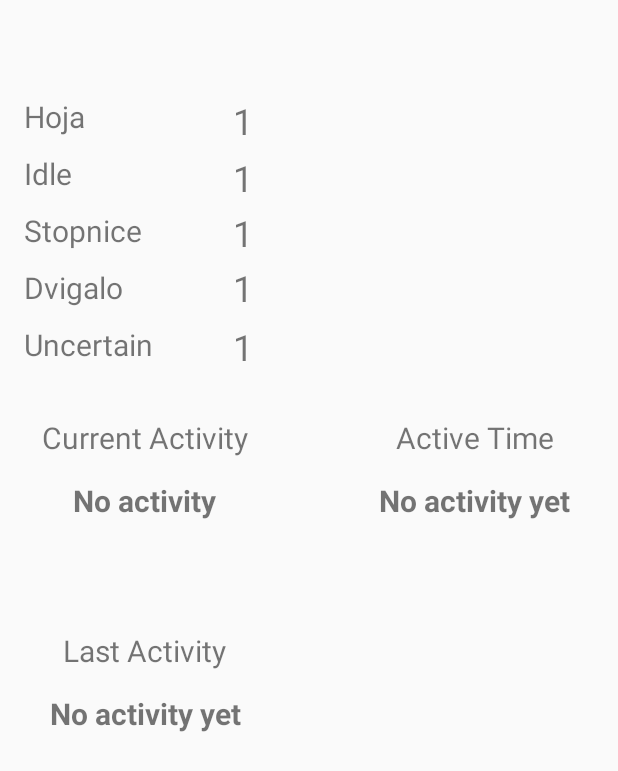
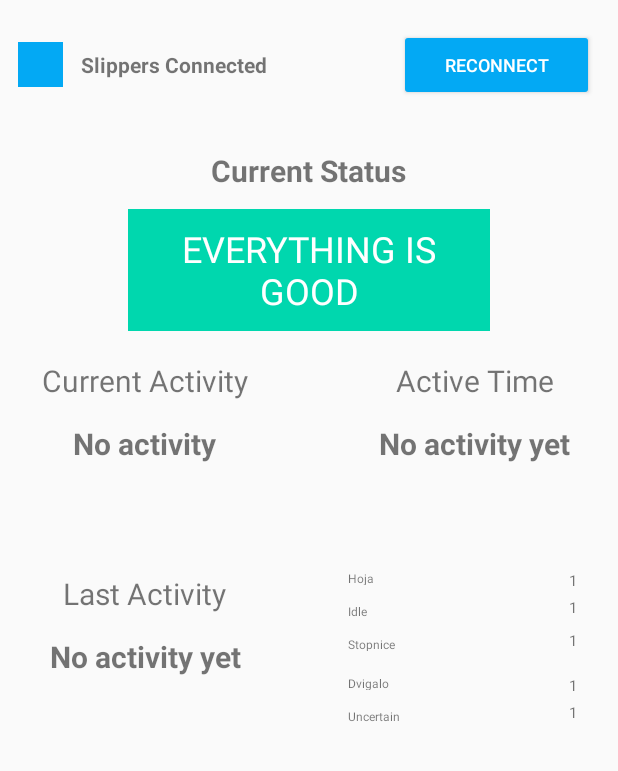
Before and after one commit to spehj/SmartSlippers, an Android app: the layout activity_ble_operations.xml on its own in the app's theme, with its tools: preview values and no code run, on a phone screen of 412 x 824 dp. Shown: the top 771 px of the screen. Run offline under Robolectric (Android 15) with nearby library versions, the phone set to English and light mode, and no system bars.

Commit message:
reconnect option added

```diff
--- a/ble-starter-android/app/src/main/java/com/punchthrough/blestarterappandroid/BleOperationsActivity.kt
+++ b/ble-starter-android/app/src/main/java/com/punchthrough/blestarterappandroid/BleOperationsActivity.kt
@@ -24,11 +24,14 @@ import android.app.NotificationManager
 import android.bluetooth.BluetoothDevice
 import android.bluetooth.BluetoothGattCharacteristic
 import android.content.Context
+import android.content.Intent
+import android.graphics.Color
 import android.os.Bundle
 import android.util.Log
 import android.view.MenuItem
 import android.view.View
 import android.view.inputmethod.InputMethodManager
+import android.widget.Button
 import android.widget.EditText
 import android.widget.TextView
 import androidx.appcompat.app.AppCompatActivity
@@ -37,7 +40,9 @@ import androidx.recyclerview.widget.RecyclerView
 import androidx.recyclerview.widget.SimpleItemAnimator
 import com.punchthrough.blestarterappandroid.ble.ConnectionEventListener
 import com.punchthrough.blestarterappandroid.ble.ConnectionManager
+import com.punchthrough.blestarterappandroid.ble.ConnectionManager.isConnected
 import com.punchthrough.blestarterappandroid.ble.ConnectionManager.readCharacteristic
+import com.punchthrough.blestarterappandroid.ble.ConnectionManager.teardownConnection
 import com.punchthrough.blestarterappandroid.ble.isIndicatable
 import com.punchthrough.blestarterappandroid.ble.isNotifiable
 import com.punchthrough.blestarterappandroid.ble.isReadable
@@ -85,6 +90,10 @@ class BleOperationsActivity : AppCompatActivity() {
     private lateinit var lastCurrActValue: TextView
     private lateinit var tvLastActValue: TextView
     private lateinit var tvActTimeValue: TextView
+    private  lateinit var tvStatusValue: TextView
+    private lateinit var tvConnStatusIndicator : TextView
+    private lateinit var tvConnStatusText: TextView
+    private lateinit var tvButtonReconnect: Button
 
     val hojaActivity = UserActivity("Hoja")
 
@@ -144,7 +153,26 @@ class BleOperationsActivity : AppCompatActivity() {
         tvUncertainValue = findViewById(R.id.tvUncertainValue)
         tvCurrActValue = findViewById(R.id.tvCurrActValue)
         tvLastActValue = findViewById(R.id.tvLastActValue)
-        tvActTimeValue = findViewById((R.id.tvActTimeValue))
+        tvActTimeValue = findViewById(R.id.tvActTimeValue)
+        tvStatusValue = findViewById(R.id.tvStatusValue)
+        tvConnStatusIndicator = findViewById(R.id.tvConnStatusIndicator)
+        tvConnStatusText = findViewById(R.id.tvConnStatusText)
+
+        // Set initial BLE status indicator and text
+        if (device.isConnected()){
+            tvConnStatusIndicator.setBackgroundColor(Color.parseColor("#00D7AE"))
+            tvConnStatusText.text = "Slippers Connected"
+        }
+
+
+        tvButtonReconnect = findViewById(R.id.tvButtonReconnect);
+
+        tvButtonReconnect.setOnClickListener(){
+            teardownConnection(device)
+            val intent = Intent(this, MainActivity::class.java)
+            startActivity(intent)
+        }
+
 
 
         // Initial read of characteristics
@@ -284,7 +312,7 @@ class BleOperationsActivity : AppCompatActivity() {
         var result = if (hours >= 24) {
             ">1 day"
         } else {
-            "${hours}h ${minutesLeft}min ${secondsLeft}s"
+            "${hours}h ${minutesLeft}min ${secondsLeft}s ago"
         }
         return result
     }
@@ -295,6 +323,7 @@ class BleOperationsActivity : AppCompatActivity() {
         if (charName.toString() != "Uncertain") {
             tvLastActValue.text = "Live"
         }
+
     }
 
     // Function that catch new values from Arduino Nano 33 BLE
@@ -319,6 +348,12 @@ class BleOperationsActivity : AppCompatActivity() {
                 this.tvStopniceValue.text = charValue.toString()
                 if (charValue == 1) {
                     updateUiDecks(charName)
+                    // In real app you would use this in case of a fall
+                    tvStatusValue.setBackgroundColor(Color.parseColor("#CB1A5E"))
+                    tvStatusValue.text = "FALL DETECTED"
+                }else{
+                    tvStatusValue.setBackgroundColor(Color.parseColor("#00D7AE"))
+                    tvStatusValue.text = "EVERYTHING IS GOOD"
                 }
             }
             "Dvigalo" -> {
@@ -360,11 +395,21 @@ class BleOperationsActivity : AppCompatActivity() {
         ConnectionEventListener().apply {
             onDisconnect = {
                 runOnUiThread {
+
+                    tvConnStatusIndicator.setBackgroundColor(Color.parseColor("#CB1A5E"))
+                    tvConnStatusText.text = "Slippers Disconnected"
+
+
+                    /*
                     alert {
                         title = "Disconnected"
                         message = "Disconnected from device."
                         positiveButton("OK") { onBackPressed() }
                     }.show()
+
+                     */
+
+
                 }
             }
             onCharacteristicRead = { _, characteristic ->
--- a/ble-starter-android/app/src/main/java/com/punchthrough/blestarterappandroid/ble/ConnectionManager.kt
+++ b/ble-starter-android/app/src/main/java/com/punchthrough/blestarterappandroid/ble/ConnectionManager.kt
@@ -568,5 +568,5 @@ object ConnectionManager {
         }
     }
 
-    private fun BluetoothDevice.isConnected() = deviceGattMap.containsKey(this)
+    fun BluetoothDevice.isConnected() = deviceGattMap.containsKey(this)
 }
--- a/ble-starter-android/app/src/main/res/layout/activity_ble_operations.xml
+++ b/ble-starter-android/app/src/main/res/layout/activity_ble_operations.xml
@@ -67,66 +67,136 @@
         app:layout_constraintTop_toBottomOf="@+id/tvCurrActValue"
         />
 
+    <!-- Right side -->
+
+    <TextView
+        android:id="@+id/tvIdle"
+        android:layout_width="135dp"
+        android:layout_height="10dp"
+        android:layout_marginTop="12dp"
+        android:text="Idle"
+        android:textAlignment="viewStart"
+        android:textSize="8sp"
+        app:layout_constraintStart_toStartOf="@+id/tvHoja"
+        app:layout_constraintTop_toBottomOf="@+id/tvHoja"
+        />
+
+    <TextView
+        android:id="@+id/tvDvigalo"
+        android:layout_width="135dp"
+        android:layout_height="10dp"
+        android:layout_marginTop="16dp"
+        android:text="Dvigalo"
+        android:textAlignment="viewStart"
+        android:textSize="8sp"
+        app:layout_constraintStart_toStartOf="@+id/tvHoja"
+        app:layout_constraintTop_toBottomOf="@+id/tvStopnice"
+        />
+
+    <TextView
+        android:id="@+id/tvDvigaloValue"
+        android:layout_width="5dp"
+        android:layout_height="12dp"
+
+        android:text=""
+        android:textSize="10sp"
+        app:layout_constraintBottom_toBottomOf="@+id/tvDvigalo"
+        app:layout_constraintStart_toStartOf="@+id/tvHojaValue"
+        app:layout_constraintTop_toTopOf="@+id/tvDvigalo"
+        app:layout_constraintVertical_bias="0.0"
+        tools:text="1"
+        />
+
+    <TextView
+        android:id="@+id/tvStopnice"
+        android:layout_width="135dp"
+        android:layout_height="10dp"
+        android:layout_marginTop="12dp"
+        android:text="Stopnice"
+        android:textAlignment="viewStart"
+        android:textSize="8sp"
+        app:layout_constraintStart_toStartOf="@+id/tvHoja"
+        app:layout_constraintTop_toBottomOf="@+id/tvIdle"
+        />
+
+    <TextView
+        android:id="@+id/tvStopniceValue"
+        android:layout_width="wrap_content"
+        android:layout_height="wrap_content"
+        android:text=""
+
+        android:textSize="10sp"
+        app:layout_constraintBottom_toBottomOf="@+id/tvStopnice"
+        app:layout_constraintStart_toStartOf="@+id/tvHojaValue"
+        app:layout_constraintTop_toTopOf="@+id/tvStopnice"
+        app:layout_constraintVertical_bias="1.0"
+        tools:text="1"
+        />
+
+    <TextView
+        android:id="@+id/tvIdleValue"
+        android:layout_width="wrap_content"
+        android:layout_height="wrap_content"
+        android:text=""
+
+        android:textSize="10sp"
+        app:layout_constraintBottom_toBottomOf="@+id/tvIdle"
+        app:layout_constraintStart_toStartOf="@+id/tvHojaValue"
+        app:layout_constraintTop_toTopOf="@+id/tvIdle"
+        app:layout_constraintVertical_bias="1.0"
+        tools:text="1"
+        />
+
     <TextView
         android:id="@+id/tvHoja"
         android:layout_width="135dp"
-        android:layout_height="30dp"
-        android:layout_marginStart="16dp"
-        android:layout_marginTop="64dp"
+        android:layout_height="10dp"
+        android:layout_marginStart="232dp"
+        android:layout_marginTop="380dp"
         android:text="Hoja"
         android:textAlignment="viewStart"
-        android:textSize="20sp"
+        android:textSize="8sp"
         app:layout_constraintStart_toStartOf="parent"
         app:layout_constraintTop_toTopOf="parent"
         tools:text="Hoja"
         />
 
     <TextView
-        android:id="@+id/tvStopnice"
-        android:layout_width="135dp"
-        android:layout_height="30dp"
-        android:layout_marginTop="8dp"
-        android:text="Stopnice"
-        android:textAlignment="viewStart"
-        android:textSize="20sp"
-        app:layout_constraintStart_toStartOf="@+id/tvHoja"
-        app:layout_constraintTop_toBottomOf="@+id/tvIdle"
+        android:id="@+id/tvHojaValue"
+        android:layout_width="wrap_content"
+        android:layout_height="wrap_content"
+        android:layout_marginStart="12dp"
+        android:text=""
+        android:textSize="10sp"
+        app:layout_constraintBottom_toBottomOf="@+id/tvHoja"
+        app:layout_constraintStart_toEndOf="@+id/tvHoja"
+        app:layout_constraintTop_toTopOf="@+id/tvHoja"
+        app:layout_constraintVertical_bias="0.0"
+        tools:text="1"
         />
 
     <TextView
-        android:id="@+id/tvDvigalo"
-        android:layout_width="135dp"
-        android:layout_height="30dp"
-        android:layout_marginTop="8dp"
-        android:text="Dvigalo"
-        android:textAlignment="viewStart"
-        android:textSize="20sp"
-        app:layout_constraintStart_toStartOf="@+id/tvHoja"
-        app:layout_constraintTop_toBottomOf="@+id/tvStopnice"
+        android:id="@+id/tvUncertainValue"
+        android:layout_width="wrap_content"
+        android:layout_height="wrap_content"
+        android:text=""
+
+        android:textSize="10sp"
+        app:layout_constraintBottom_toBottomOf="@+id/tvUncertain"
+        app:layout_constraintStart_toStartOf="@+id/tvHojaValue"
+        app:layout_constraintTop_toTopOf="@+id/tvUncertain"
+        app:layout_constraintVertical_bias="1.0"
+        tools:text="1"
         />
-
-    <TextView
-        android:id="@+id/tvIdle"
-        android:layout_width="135dp"
-        android:layout_height="30dp"
-        android:layout_marginTop="8dp"
-        android:text="Idle"
-        android:textAlignment="viewStart"
-        android:textSize="20sp"
-        app:layout_constraintStart_toStartOf="@+id/tvHoja"
-        app:layout_constraintTop_toBottomOf="@+id/tvHoja"
-        />
-
-    <!-- Right side -->
 
     <TextView
         android:id="@+id/tvUncertain"
         android:layout_width="135dp"
-        android:layout_height="30dp"
-        android:layout_marginTop="8dp"
+        android:layout_height="10dp"
+        android:layout_marginTop="12dp"
         android:text="Uncertain"
         android:textAlignment="viewStart"
-        android:textSize="20sp"
+        android:textSize="8sp"
         app:layout_constraintStart_toStartOf="@+id/tvHoja"
         app:layout_constraintTop_toBottomOf="@+id/tvDvigalo"
         />
@@ -135,79 +205,13 @@
         android:id="@+id/tvCurrActText"
         android:layout_width="160dp"
         android:layout_height="34dp"
-        android:layout_marginTop="32dp"
+        android:layout_marginStart="16dp"
+        android:layout_marginTop="240dp"
         android:text="Current Activity"
         android:textAlignment="center"
         android:textSize="20sp"
-        app:layout_constraintStart_toStartOf="@+id/tvHoja"
-        app:layout_constraintTop_toBottomOf="@+id/tvUncertain"
-        />
-
-    <TextView
-        android:id="@+id/tvHojaValue"
-        android:layout_width="wrap_content"
-        android:layout_height="wrap_content"
-        android:layout_marginStart="4dp"
-        android:text=""
-        android:textSize="24sp"
-        app:layout_constraintBottom_toBottomOf="@+id/tvHoja"
-        app:layout_constraintStart_toEndOf="@+id/tvHoja"
-        app:layout_constraintTop_toTopOf="@+id/tvHoja"
-        app:layout_constraintVertical_bias="0.0"
-        tools:text="1"
-        />
-
-    <TextView
-        android:id="@+id/tvIdleValue"
-        android:layout_width="wrap_content"
-        android:layout_height="wrap_content"
-        android:text=""
-        android:textSize="24sp"
-
-        app:layout_constraintBottom_toBottomOf="@+id/tvIdle"
-        app:layout_constraintStart_toStartOf="@+id/tvHojaValue"
-        app:layout_constraintTop_toTopOf="@+id/tvIdle"
-        app:layout_constraintVertical_bias="0.0"
-        tools:text="1"
-        />
-
-    <TextView
-        android:id="@+id/tvStopniceValue"
-        android:layout_width="wrap_content"
-        android:layout_height="wrap_content"
-        android:text=""
-        android:textSize="24sp"
-
-        app:layout_constraintBottom_toBottomOf="@+id/tvStopnice"
-        app:layout_constraintStart_toStartOf="@+id/tvHojaValue"
-        app:layout_constraintTop_toTopOf="@+id/tvStopnice"
-        tools:text="1"
-        />
-
-    <TextView
-        android:id="@+id/tvDvigaloValue"
-        android:layout_width="14dp"
-        android:layout_height="36dp"
-        android:text=""
-        android:textSize="24sp"
-
-        app:layout_constraintBottom_toBottomOf="@+id/tvDvigalo"
-        app:layout_constraintStart_toStartOf="@+id/tvHojaValue"
-        app:layout_constraintTop_toTopOf="@+id/tvDvigalo"
-        tools:text="1"
-        />
-
-    <TextView
-        android:id="@+id/tvUncertainValue"
-        android:layout_width="wrap_content"
-        android:layout_height="wrap_content"
-        android:text=""
-        android:textSize="24sp"
-
-        app:layout_constraintBottom_toBottomOf="@+id/tvUncertain"
-        app:layout_constraintStart_toStartOf="@+id/tvHojaValue"
-        app:layout_constraintTop_toTopOf="@+id/tvUncertain"
-        tools:text="1"
+        app:layout_constraintStart_toStartOf="parent"
+        app:layout_constraintTop_toTopOf="parent"
         />
 
     <TextView
@@ -238,4 +242,72 @@
         tools:text="No activity yet"
         />
 
+    <TextView
+        android:id="@+id/tvStatusText"
+        android:layout_width="wrap_content"
+        android:layout_height="wrap_content"
+        android:layout_marginTop="100dp"
+        android:text="Current Status"
+        android:textSize="20sp"
+        android:textStyle="bold"
+        app:layout_constraintEnd_toEndOf="parent"
+        app:layout_constraintHorizontal_bias="0.498"
+        app:layout_constraintStart_toStartOf="parent"
+        app:layout_constraintTop_toTopOf="parent"
+        />
+
+    <TextView
+        android:id="@+id/tvStatusValue"
+        android:layout_width="241dp"
+        android:layout_height="81dp"
+        android:layout_marginTop="12dp"
+        android:background="#00D7AE"
+        android:gravity="center_horizontal|center_vertical"
+        android:textAlignment="center"
+        android:textColor="#FFFFFF"
+        android:textSize="24sp"
+        app:layout_constraintEnd_toEndOf="parent"
+        app:layout_constraintStart_toStartOf="parent"
+        app:layout_constraintTop_toBottomOf="@+id/tvStatusText"
+        tools:ignore="TextContrastCheck"
+        tools:text="EVERYTHING IS GOOD"
+        />
+
+    <TextView
+        android:id="@+id/tvConnStatusIndicator"
+        android:layout_width="30dp"
+        android:layout_height="30dp"
+        android:layout_marginStart="12dp"
+        android:layout_marginTop="28dp"
+        android:background="#03A9F4"
+        app:layout_constraintStart_toStartOf="parent"
+        app:layout_constraintTop_toTopOf="parent"
+        />
+
+    <TextView
+        android:id="@+id/tvConnStatusText"
+        android:layout_width="wrap_content"
+        android:layout_height="wrap_content"
+        android:layout_marginStart="12dp"
+        android:textStyle="bold"
+        app:layout_constraintBottom_toBottomOf="@+id/tvConnStatusIndicator"
+        app:layout_constraintStart_toEndOf="@+id/tvConnStatusIndicator"
+        app:layout_constraintTop_toTopOf="@+id/tvConnStatusIndicator"
+        tools:text="Slippers Connected"
+        />
+
+    <Button
+        android:id="@+id/tvButtonReconnect"
+        android:layout_width="130dp"
+        android:layout_height="48dp"
+        android:layout_marginEnd="16dp"
+        android:backgroundTint="#03A9F4"
+        android:text="RECONNECT"
+        android:textColor="#FFFFFF"
+        android:textSize="12sp"
+        app:layout_constraintBottom_toBottomOf="@+id/tvConnStatusIndicator"
+        app:layout_constraintEnd_toEndOf="parent"
+        app:layout_constraintTop_toTopOf="@+id/tvConnStatusIndicator"
+        />
+
 </androidx.constraintlayout.widget.ConstraintLayout>
```
